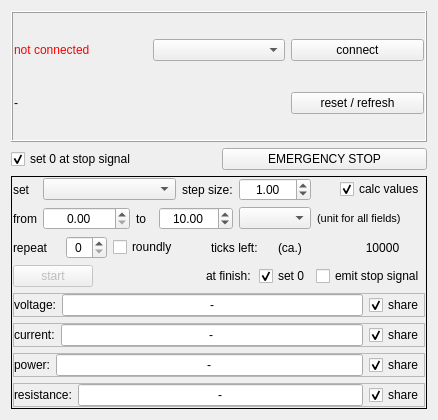
The window that eaps3000uicharwindow.ui (bchjoerni/mlab) describes before a commit, drawn with Qt 5.
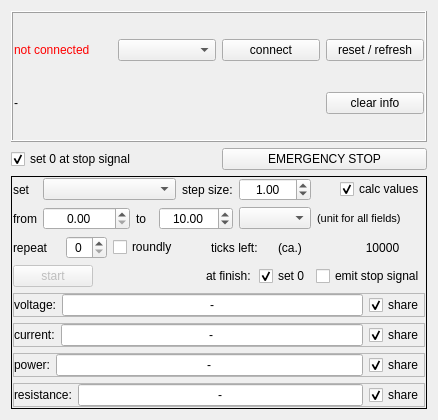
The same window after the commit.

Commit message: mlabsignal system changed, networkremote window changed, portwindows now have buttons reset/refresh and clear info

Diff of the .ui file:
```diff
--- a/eaps3000uicharwindow.ui
+++ b/eaps3000uicharwindow.ui
@@ -55,14 +55,21 @@
         </property>
        </widget>
       </item>
-      <item row="1" column="2">
-       <widget class="QPushButton" name="btn_resetInfo">
+      <item row="0" column="3">
+       <widget class="QPushButton" name="btn_resetRefresh">
         <property name="text">
          <string>reset / refresh</string>
         </property>
        </widget>
       </item>
-      <item row="1" column="0" colspan="2">
+      <item row="1" column="3">
+       <widget class="QPushButton" name="btn_clearInfo">
+        <property name="text">
+         <string>clear info</string>
+        </property>
+       </widget>
+      </item>
+      <item row="1" column="0" colspan="3">
        <widget class="QLabel" name="lbl_info">
         <property name="text">
          <string>-</string>
```
The commit also changes 78 other files.
